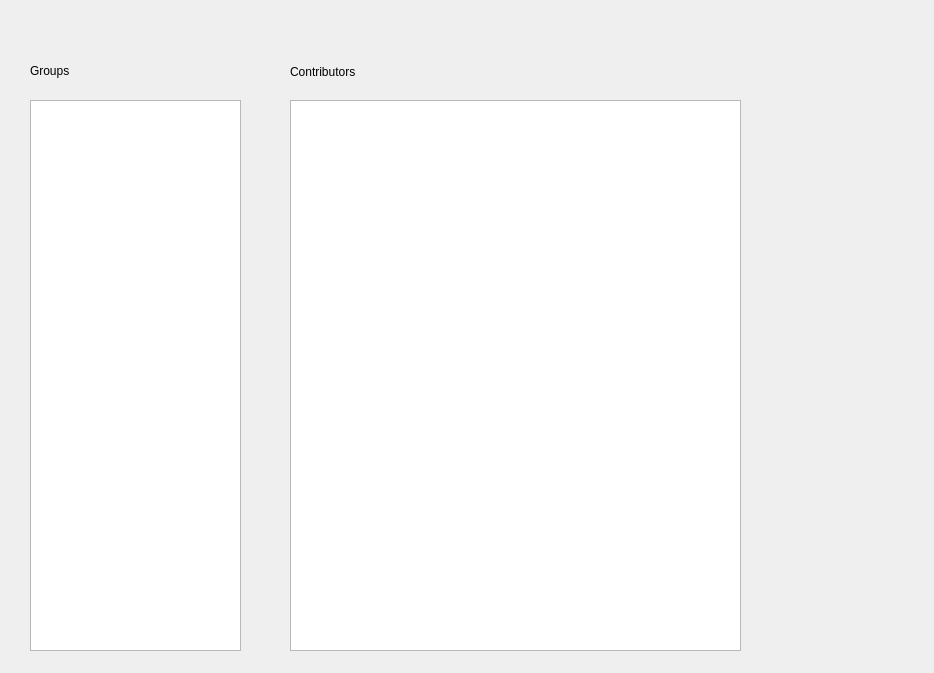
Above: mainwindow.ui from amirfarhoudniya/Chest before the change. Below: the same form after it.
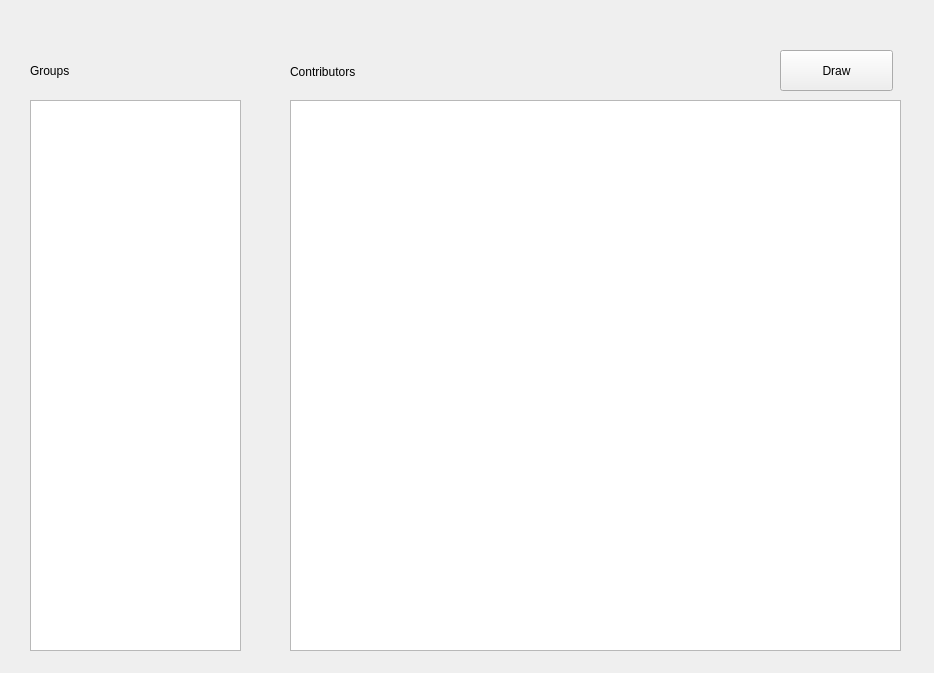
That is the form after the change.

Commit message: draw mechanism added

```diff
--- a/mainwindow.ui
+++ b/mainwindow.ui
@@ -41,7 +41,7 @@
     <rect>
      <x>290</x>
      <y>100</y>
-     <width>451</width>
+     <width>611</width>
      <height>551</height>
     </rect>
    </property>
@@ -59,6 +59,19 @@
     <string>Contributors</string>
    </property>
   </widget>
+  <widget class="QPushButton" name="draw_pushButton">
+   <property name="geometry">
+    <rect>
+     <x>780</x>
+     <y>50</y>
+     <width>113</width>
+     <height>41</height>
+    </rect>
+   </property>
+   <property name="text">
+    <string>Draw</string>
+   </property>
+  </widget>
  </widget>
  <resources/>
  <connections/>
```
The commit also changes 11 other files.
